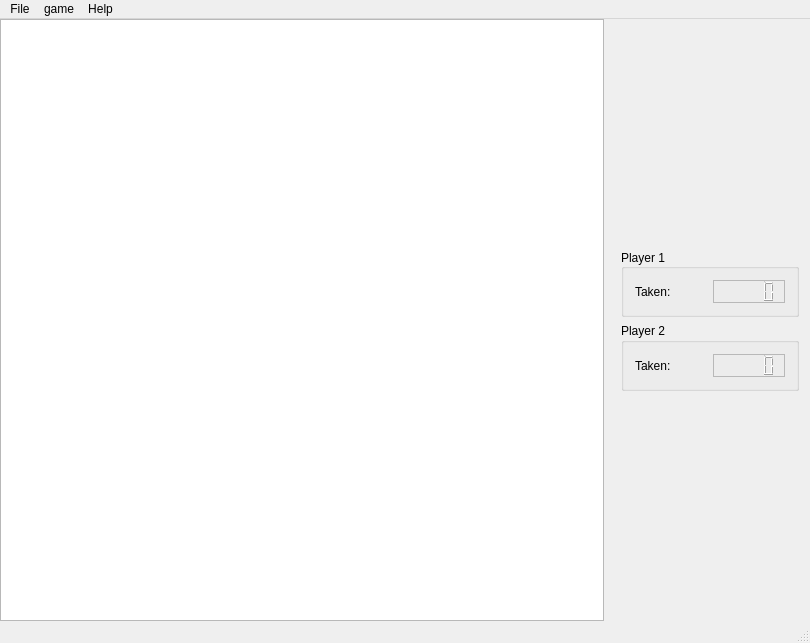
Qt form forms/mainwindow.ui (anat/gomhokuto-de-cuisine) before a commit.
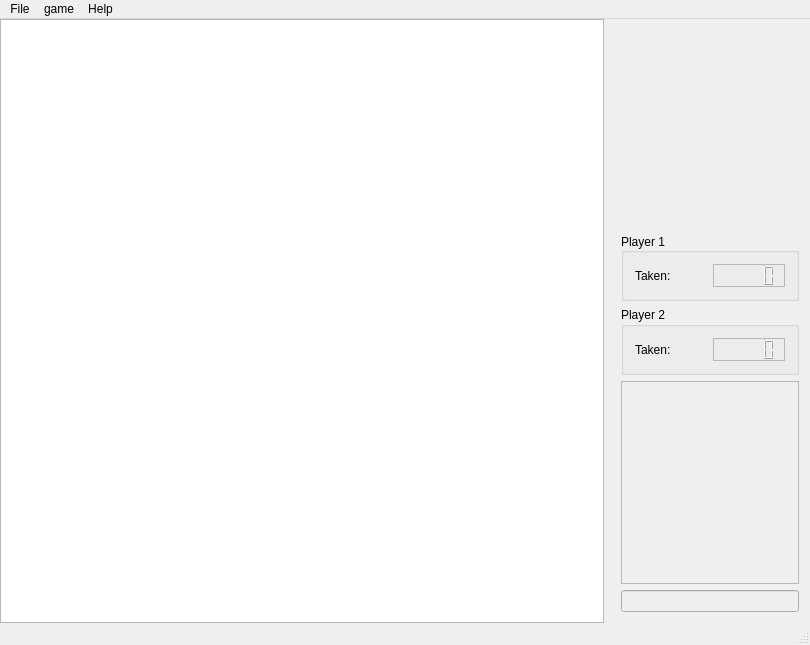
The same form after that commit.

Patch:
```diff
--- a/forms/mainwindow.ui
+++ b/forms/mainwindow.ui
@@ -7,7 +7,7 @@
     <x>0</x>
     <y>0</y>
     <width>810</width>
-    <height>643</height>
+    <height>645</height>
    </rect>
   </property>
   <property name="sizePolicy">
@@ -180,17 +180,21 @@
         </widget>
        </item>
        <item>
-        <spacer name="verticalSpacer_2">
-         <property name="orientation">
-          <enum>Qt::Vertical</enum>
+        <widget class="QTextEdit" name="chatContent">
+         <property name="enabled">
+          <bool>false</bool>
          </property>
-         <property name="sizeHint" stdset="0">
-          <size>
-           <width>20</width>
-           <height>160</height>
-          </size>
+         <property name="acceptRichText">
+          <bool>false</bool>
          </property>
-        </spacer>
+        </widget>
+       </item>
+       <item>
+        <widget class="QLineEdit" name="chatLine">
+         <property name="enabled">
+          <bool>false</bool>
+         </property>
+        </widget>
        </item>
       </layout>
      </widget>
```
Left out of the diff: 2 changed lines with no effect on the pictures.
